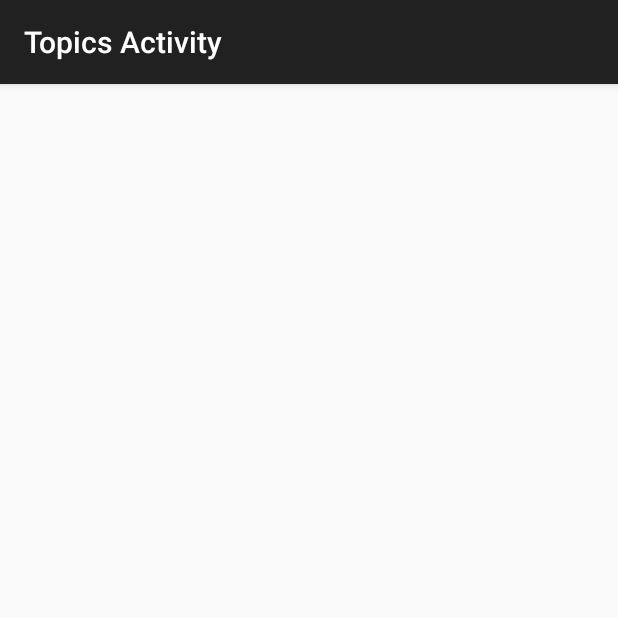
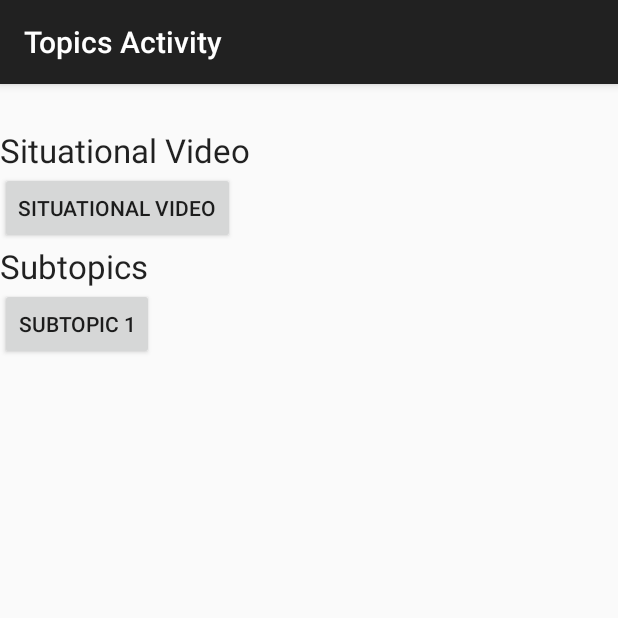
Before and after one commit to jaeseokan94/GrammarApp, an Android app: the TopicActivity screen opened directly, with no data from a screen before it, on a phone screen of 412 x 824 dp, the top half of it. Run offline under Robolectric (Android 15) with nearby library versions, the phone set to English and light mode, and no system bars.

Commit message:
added Situational Video Activity

```diff
--- a/app/src/main/AndroidManifest.xml
+++ b/app/src/main/AndroidManifest.xml
@@ -48,6 +48,10 @@
             android:name=".TopicActivity"
             android:label="@string/title_activity_topics" >
         </activity>
+        <activity
+            android:name=".SituationalVideoActivity"
+            android:label="@string/title_activity_situational_video" >
+        </activity>
     </application>
     <uses-permission android:name="android.permission.INTERNET" />
     <uses-permission android:name="android.permission.GET_ACCOUNTS"></uses-permission>
--- a/app/src/main/java/com/example/spanishgrammarapp/TopicActivity.java
+++ b/app/src/main/java/com/example/spanishgrammarapp/TopicActivity.java
@@ -3,21 +3,28 @@ package com.example.spanishgrammarapp;
 import android.content.Intent;
 import android.os.Bundle;
 import android.support.v7.app.AppCompatActivity;
+import android.view.View;
 import android.widget.TextView;
 
 public class TopicActivity extends AppCompatActivity {
-    private String topic;
+    public final static String CURRENT_TOPIC = "CURRENT_TOPIC";
+    private String currentTopic;
 
     @Override
     protected void onCreate(Bundle savedInstanceState) {
         super.onCreate(savedInstanceState);
         setContentView(R.layout.activity_topic);
 
-//        This is how we tell what topic we've entered.
-        Intent intent = getIntent();
-        String topic2 = intent.getStringExtra("TOPIC");
+        //        This is how we tell what topic we've entered
+        currentTopic = getIntent().getStringExtra("TOPIC");
 
-        TextView textView = (TextView) findViewById(R.id.textView);
-        textView.setText(topic2);
+        TextView textView = (TextView) findViewById(R.id.tv_topic);
+        textView.setText(currentTopic);
+    }
+
+    public void enterSituationalVideo(View view){
+        Intent intent = new Intent(this, SituationalVideoActivity.class);
+        intent.putExtra(CURRENT_TOPIC, currentTopic );
+        startActivity(intent);
     }
 }
--- a/app/src/main/res/layout/activity_topic.xml
+++ b/app/src/main/res/layout/activity_topic.xml
@@ -9,5 +9,33 @@
         android:layout_height="wrap_content"
         android:textAppearance="?android:attr/textAppearanceLarge"
         android:text="Large Text"
-        android:id="@+id/textView" />
+        android:id="@+id/tv_topic" />
+
+    <TextView
+        android:layout_width="wrap_content"
+        android:layout_height="wrap_content"
+        android:textAppearance="?android:attr/textAppearanceLarge"
+        android:text="@string/subtitle_situational_video"
+        android:id="@+id/tv_situational_video_title" />
+
+    <Button
+        android:layout_width="wrap_content"
+        android:layout_height="wrap_content"
+        android:text="@string/button_situational_video"
+        android:id="@+id/btn_situational_video"
+        android:onClick="enterSituationalVideo"/>
+
+    <TextView
+        android:layout_width="wrap_content"
+        android:layout_height="wrap_content"
+        android:textAppearance="?android:attr/textAppearanceLarge"
+        android:text="@string/subtitle_subtopics"
+        android:id="@+id/tv_subtopic_title" />
+
+    <Button
+        android:layout_width="wrap_content"
+        android:layout_height="wrap_content"
+        android:text="Subtopic 1"
+        android:id="@+id/btn_subtopic_1"/>
+
 </LinearLayout>
--- a/app/src/main/res/values/strings.xml
+++ b/app/src/main/res/values/strings.xml
@@ -26,5 +26,11 @@
     <string name="title_activity_exercises">ExercisesActivity</string>
     <string name="title_activity_subtopics">SubtopicsActivity</string>
     <string name="title_activity_topics">Topics Activity</string>
+    <string name="title_activity_situational_video">Situational Video Activity</string>
+
+    <string name="subtitle_situational_video">Situational Video</string>
+    <string name="button_situational_video">Situational Video</string>
+    <string name="subtitle_subtopics">Subtopics</string>
+
 
 </resources>
```
Also changed, not shown: app/src/main/java/com/example/spanishgrammarapp/SituationalVideoActivity.java (added, +16 -0 lines), app/src/main/res/layout/activity_situational_video.xml (added, +10 -0 lines).
